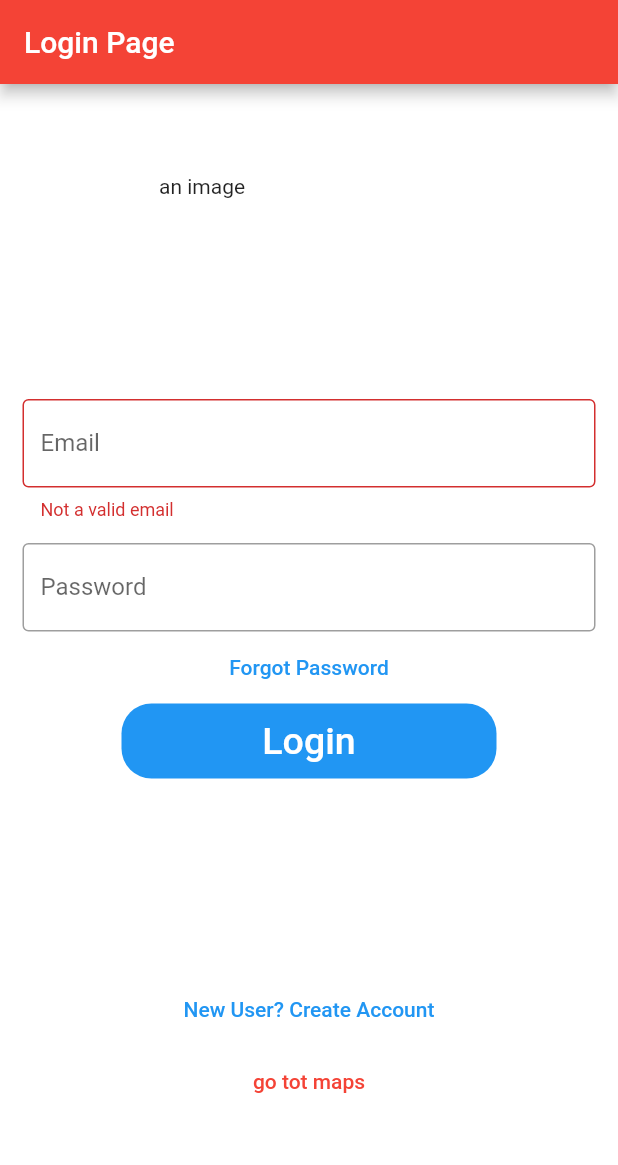
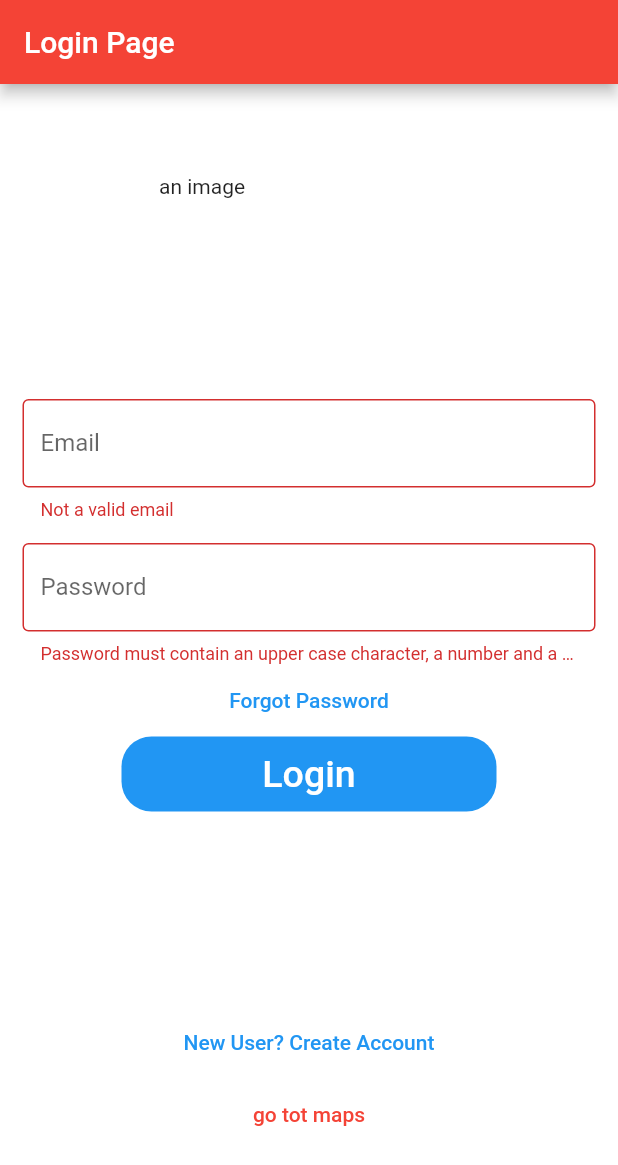
Before and after one commit to Lsfhv/bike-tour-app, a Flutter app: the screen it shows after launch, after a tap on "Login", on a phone screen of 412 x 824 dp. Shown: the top 1165 px of the screen. Run offline on Flutter 3.47's test engine with Material 2 defaults, Android fonts, the phone set to English and light mode, and no system bars; our stand-ins replace firebase_auth, firebase_core, google_fonts, google_maps_flutter; accounts and stored records are empty.

Commit message:
logging users complete works

```diff
--- a/lib/main.dart
+++ b/lib/main.dart
@@ -24,7 +24,6 @@ void main() async {
   await Firebase.initializeApp(
     options: DefaultFirebaseOptions.currentPlatform,
   );
-  45;
   runApp(const MyApp());
 }
 
--- a/lib/screens/authenticate/sign_in_form.dart
+++ b/lib/screens/authenticate/sign_in_form.dart
@@ -19,6 +19,9 @@ class _SignInFormState extends State<SignInForm> {
 
   final RegExp _vaidEmailRegExp = RegExp(
       r"^[a-zA-Z0-9.a-zA-Z0-9.!#$%&'*+-/=?^_`{|}~]+@[a-zA-Z0-9]+\.[a-zA-Z]+");
+
+  final RegExp _validPasswordRegExp =
+      RegExp(r'^(?=.*?[A-Z])(?=.*?[a-z])(?=.*?[0-9])(?=.*?[!@#\$&*~]).{8,}$');
 
   @override
   void dispose() {
@@ -67,8 +70,12 @@ class _SignInFormState extends State<SignInForm> {
             Padding(
               padding: const EdgeInsets.only(
                   left: 15.0, right: 15.0, top: 15, bottom: 0),
-              //padding: EdgeInsets.symmetric(horizontal: 15),
-              child: TextField(
+              child: TextFormField(
+                validator: (value) {
+                  if (!_validPasswordRegExp.hasMatch(value!)) {
+                    return 'Password must contain an upper case character, a number and a special character';
+                  }
+                },
                 controller: passwordController,
                 obscureText: true,
                 decoration: InputDecoration(
@@ -95,11 +102,15 @@ class _SignInFormState extends State<SignInForm> {
                 onPressed: () async {
                   if (_formKey.currentState!.validate()) {
                     ScaffoldMessenger.of(context).showSnackBar(
-                        const SnackBar(content: Text('Logging in!')));
-                    context.read<AuthService>().signIn(
+                        const SnackBar(content: Text('Trying to Log in!')));
+                    String value = await context.read<AuthService>().signIn(
                           email: emailController.text,
                           password: passwordController.text,
                         );
+                    if (value == "") {
+                      ScaffoldMessenger.of(context).showSnackBar(const SnackBar(
+                          content: Text('Email or Password is not valid')));
+                    }
                   }
                 },
                 child: Text(
```
Lines whose indentation alone changed are shown as unchanged.
